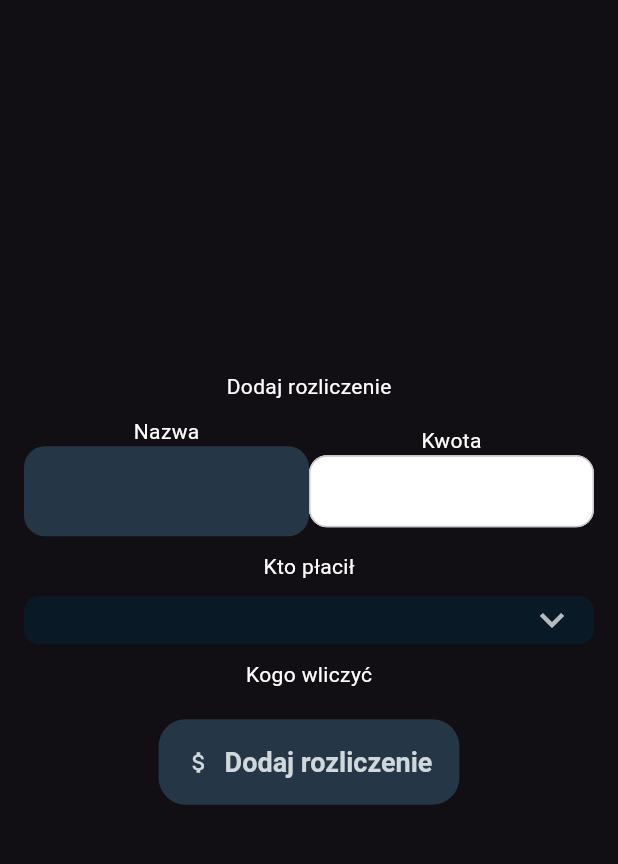
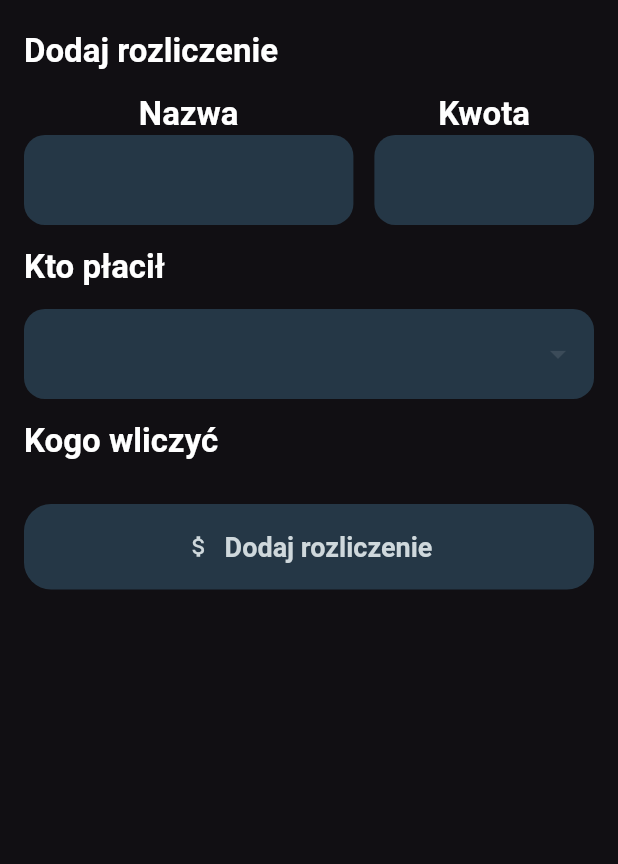
Before and after one commit to kacpercwiertnia/niezapominapka, a Flutter app: the AddExpenseScreen screen opened directly with empty values, on a phone screen of 412 x 824 dp, the part 72-936 px from its top. Run offline on Flutter 3.47's test engine with Material 3 defaults, Android fonts, the phone set to English and light mode, and no system bars; our stand-ins replace flutter_riverpod, qr_flutter, riverpod_annotation, sqflite; missing offline and left inert: dart:ffi, mobile_scanner; accounts and stored records are empty; generated files the repository leaves out were written again.

Commit message:
fix add expense screen styling

```diff
--- a/lib/components/oprganisms/number_field.dart
+++ b/lib/components/oprganisms/number_field.dart
@@ -19,26 +19,14 @@ class NumberField extends StatelessWidget {
         decimal: allowDecimals,
       ),
       inputFormatters: [
-        // 1. Blokada znaków nieliczbowych
         allowDecimals
             ? FilteringTextInputFormatter.allow(RegExp(r'^\d*[.,]?\d{0,2}'))
             : FilteringTextInputFormatter.digitsOnly,
-
-        // 2. Konwersja przecinka na kropkę
         TextInputFormatter.withFunction((oldValue, newValue) {
           final text = newValue.text.replaceAll(',', '.');
           return newValue.copyWith(text: text);
         }),
       ],
-      decoration: InputDecoration(
-        // Brak labelText sprawia, że pole jest czyste
-        border: OutlineInputBorder(
-          borderRadius: BorderRadius.circular(12),
-        ),
-        filled: true,
-        fillColor: Colors.white,
-        contentPadding: const EdgeInsets.symmetric(horizontal: 16, vertical: 12),
-      ),
     );
   }
 }
--- a/lib/features/group/expenses/add_expense_screen.dart
+++ b/lib/features/group/expenses/add_expense_screen.dart
@@ -1,5 +1,6 @@
 import 'package:flutter/cupertino.dart';
 import 'package:flutter/material.dart';
+import 'package:flutter/services.dart';
 import 'package:flutter/src/widgets/framework.dart';
 import 'package:flutter_riverpod/flutter_riverpod.dart';
 import 'package:niezapominapka/components/molecules/AppPage.dart';
@@ -34,7 +35,6 @@ class _AddExpenseScreenState extends ConsumerState<AddExpenseScreen> {
   AppUser? _whoPayed = null;
   List<AppUser> _whoToCountIn = [];
   bool _isLoading = false;
-
 
   void changeWhoPayed(AppUser user){
     setState(() => _whoPayed = user);
@@ -101,44 +101,78 @@ class _AddExpenseScreenState extends ConsumerState<AddExpenseScreen> {
       appBar: AppTitle(showBack: widget.showBack),
       body: AppPage(child:
         Column(
-          mainAxisAlignment: MainAxisAlignment.center, //nwm czy to dobra jest xd
-          spacing: 10,
+          crossAxisAlignment: CrossAxisAlignment.stretch,
           children: [
-            Text("Dodaj rozliczenie"),
+            Text(
+              "Dodaj rozliczenie",
+              style: Theme.of(context).textTheme.titleLarge,
+            ),
+            const SizedBox(height: 14),
             Row(
               children: [
-                Expanded(child: Column(
+                Expanded(
+                  flex: 3,
+                  child: Column(
                     mainAxisAlignment: MainAxisAlignment.center,
                     children: [
-                      Text("Nazwa"),
+                      Text(
+                        "Nazwa",
+                        style: Theme.of(context).textTheme.titleLarge,
+                      ),
                       TextField(
                         controller: _nameController,
                       )
                     ],
                   ),
                 ),
-                Expanded(child: Column(
+                const SizedBox(width: 14),
+                Expanded(
+                  flex: 2,
+                  child: Column(
                     mainAxisAlignment: MainAxisAlignment.center,
                     children: [
-                    Text("Kwota"),
+                      Text(
+                        "Kwota",
+                        style: Theme.of(context).textTheme.titleLarge,
+                      ),
                       NumberField(
                         controller: _amountController,
                       )
                     ],
-                ))
+                  )
+                )
               ],
             ),
-            Text("Kto płacił"),
+            const SizedBox(height: 14),
+            Text(
+              "Kto płacił",
+              style: Theme.of(context).textTheme.titleLarge,
+            ),
+            const SizedBox(height: 14),
             usersForGroup.when(
               data: (users) =>
-                    DropdownField(
+                DropdownButtonFormField<AppUser>(
                   value: _whoPayed,
-                      onChange: changeWhoPayed,
-                      availableOptions: users),
+                  onChanged: (u) {
+                    if (u != null) changeWhoPayed(u);
+                  },
+                  borderRadius: BorderRadius.circular(18),
+                  items: users
+                    .map((u) => DropdownMenuItem<AppUser>(
+                      value: u,
+                      child: Text(u.username),
+                    )
+                  ).toList(),
+                ),
               loading: () => const CircularProgressIndicator(),
               error: (err, stack) => Text('Błąd: $err'),
             ),
-            Text("Kogo wliczyć"),
+            const SizedBox(height: 14),
+            Text(
+              "Kogo wliczyć",
+              style: Theme.of(context).textTheme.titleLarge,
+            ),
+            const SizedBox(height: 14),
             usersForGroup.when(
               data: (users) =>
                   SelectionList(
@@ -148,6 +182,7 @@ class _AddExpenseScreenState extends ConsumerState<AddExpenseScreen> {
               loading: () => const CircularProgressIndicator(),
               error: (err, stack) => Text('Błąd: $err'),
             ),
+            const SizedBox(height: 14),
             ElevatedButton.icon(
               onPressed: _isLoading ? null : () async => await addExpense(context),
               icon: const Icon(Icons.attach_money_outlined),
--- a/lib/theme.dart
+++ b/lib/theme.dart
@@ -8,6 +8,33 @@ class AppTheme {
   static const Color textPrimary = Colors.white;
   static const Color textSecondary = Color(0xFFCFD8DC);
   static const Color primary = Color(0xFF61A5FF);
+  static final OutlineInputBorder _noBorder14 = OutlineInputBorder(
+    borderRadius: BorderRadius.circular(14),
+    borderSide: BorderSide.none,
+  );
+  static final InputDecorationThemeData _fieldDecoration = InputDecorationThemeData(
+    filled: true,
+    fillColor: inputButtonBg,
+    contentPadding: const EdgeInsets.symmetric(horizontal: 18, vertical: 18),
+
+    hintStyle: const TextStyle(color: textSecondary),
+    labelStyle: const TextStyle(
+      color: textPrimary,
+      fontSize: 22,
+      fontWeight: FontWeight.w700,
+    ),
+
+    floatingLabelStyle: const TextStyle(color: textPrimary),
+
+    border: _noBorder14,
+    enabledBorder: _noBorder14,
+    focusedBorder: _noBorder14,
+    disabledBorder: _noBorder14,
+    errorBorder: _noBorder14,
+    focusedErrorBorder: _noBorder14,
+  );
+  static final RoundedRectangleBorder _menuShape =
+    RoundedRectangleBorder(borderRadius: BorderRadius.circular(18));
 
   static ThemeData theme = ThemeData.dark(useMaterial3: true).copyWith(
     scaffoldBackgroundColor: backgroundColor,
@@ -47,24 +74,21 @@ class AppTheme {
       bodyMedium: TextStyle(color: textPrimary),
     ),
 
-    inputDecorationTheme: InputDecorationThemeData(
-      filled: true,
-      fillColor: inputButtonBg,
-      contentPadding: const EdgeInsets.symmetric(horizontal: 18, vertical: 18),
+    inputDecorationTheme: _fieldDecoration,
 
-      hintStyle: const TextStyle(color: textSecondary),
-      labelStyle: const TextStyle(
-        color: textPrimary,
-        fontSize: 22,
-        fontWeight: FontWeight.w700,
-      ),
+    dropdownMenuTheme: DropdownMenuThemeData(
+      inputDecorationTheme: _fieldDecoration,
+      menuStyle: MenuStyle(
+        backgroundColor: const WidgetStatePropertyAll(inputButtonBg),
+        surfaceTintColor: const WidgetStatePropertyAll(Colors.transparent),
+        shape: WidgetStatePropertyAll(_menuShape),
+        elevation: const WidgetStatePropertyAll(0),
+      )
+    ),
 
-      floatingLabelStyle: const TextStyle(color: textPrimary),
-
-      border: OutlineInputBorder(
-        borderRadius: BorderRadius.circular(14),
-        borderSide: BorderSide.none,
-      ),
+    checkboxTheme: CheckboxThemeData(
+      shape: RoundedRectangleBorder(borderRadius: BorderRadius.circular(6)),
+      side: BorderSide(color: Colors.white.withOpacity(0.35), width: 2),
     ),
 
     elevatedButtonTheme: ElevatedButtonThemeData(
```
Also changed, not shown: lib/components/oprganisms/selection_list.dart (+21 -38 lines), pubspec.lock. Lines whose indentation alone changed are shown as unchanged.
